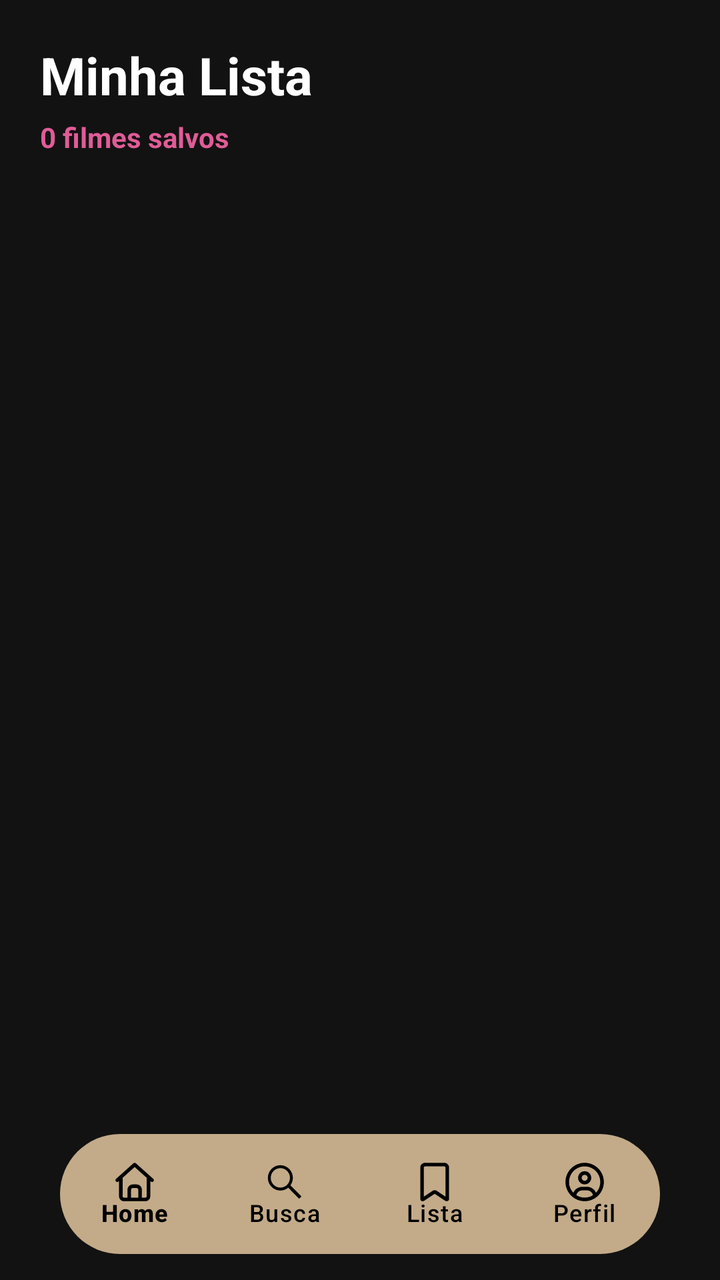
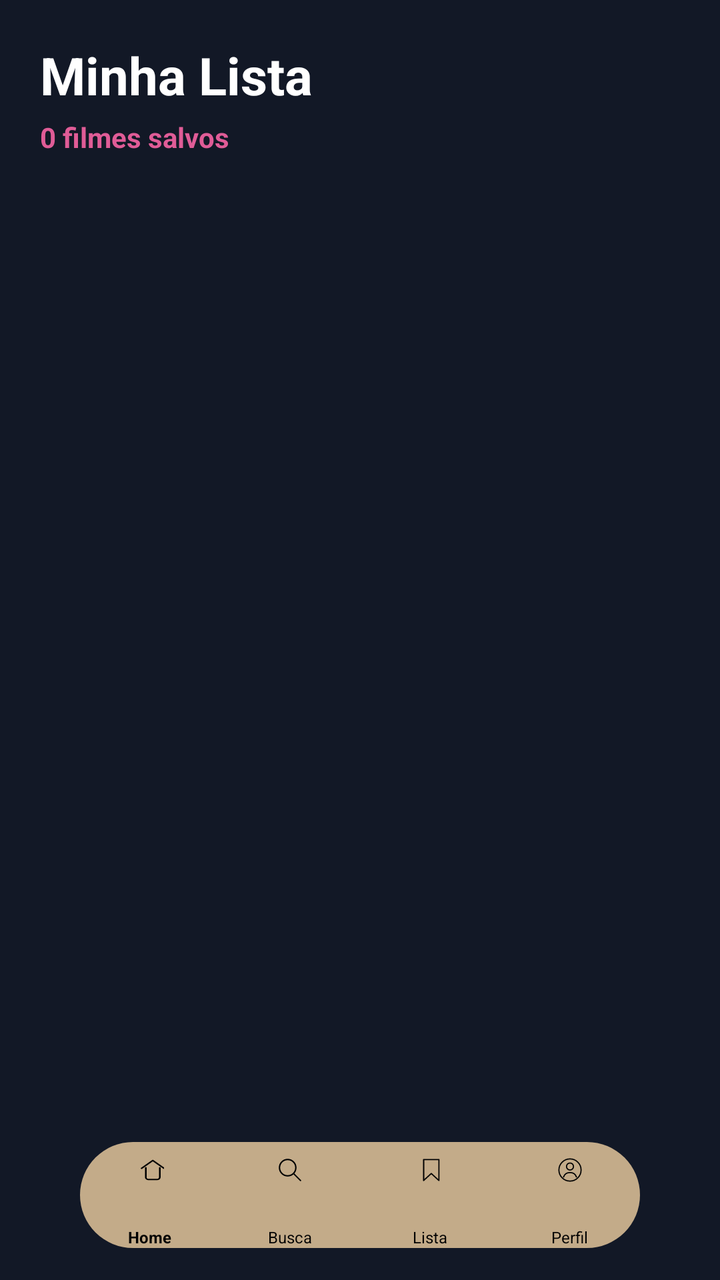

Two renders of the same Android screen: before a commit and after it. Below are the layout's source before the change and the commit's diff.
<!-- AndroidManifest.xml: application theme Theme.RollView -->
<!-- res/layout/activity_favorite.xml -->
<?xml version="1.0" encoding="utf-8"?>
<androidx.constraintlayout.widget.ConstraintLayout
    xmlns:android="http://schemas.android.com/apk/res/android"
    xmlns:app="http://schemas.android.com/apk/res-auto"
    xmlns:tools="http://schemas.android.com/tools"
    android:layout_width="match_parent"
    android:layout_height="match_parent"
    android:background="#121212">

    <LinearLayout
        android:id="@+id/headerContainer"
        android:layout_width="match_parent"
        android:layout_height="wrap_content"
        android:orientation="vertical"
        android:padding="20dp"
        app:layout_constraintTop_toTopOf="parent">

        <TextView
            android:layout_width="wrap_content"
            android:layout_height="wrap_content"
            android:text="Minha Lista"
            android:textColor="#FFFFFF"
            android:textSize="26sp"
            android:textStyle="bold"
            android:layout_marginBottom="4dp" />

        <TextView
            android:id="@+id/txtContagem"
            android:layout_width="wrap_content"
            android:layout_height="wrap_content"
            android:text="0 filmes salvos"
            android:textColor="#E05C97"
            android:textSize="14sp"
            android:textStyle="bold" />

    </LinearLayout>

    <androidx.recyclerview.widget.RecyclerView
        android:id="@+id/recyclerFavorites"
        android:layout_width="0dp"
        android:layout_height="0dp"
        android:paddingHorizontal="16dp"
        android:clipToPadding="false"
        app:layout_constraintTop_toBottomOf="@id/headerContainer"
        app:layout_constraintBottom_toTopOf="@id/bottomNav"
        app:layout_constraintStart_toStartOf="parent"
        app:layout_constraintEnd_toEndOf="parent"
        tools:listitem="@layout/item_favorite" />

    <com.google.android.material.bottomnavigation.BottomNavigationView
        android:id="@+id/bottomNav"
        android:layout_width="300dp"
        android:layout_height="60dp"
        android:layout_marginStart="60dp"
        android:layout_marginEnd="60dp"
        android:layout_marginBottom="13dp"
        android:background="@drawable/navbar_rounded"
        app:itemActiveIndicatorStyle="@null"
        app:itemIconSize="24dp"
        app:itemIconTint="@android:color/black"
        app:itemTextColor="@android:color/black"
        app:labelVisibilityMode="labeled"
        app:menu="@menu/bottom_menu"
        app:layout_constraintBottom_toBottomOf="parent"
        app:layout_constraintStart_toStartOf="parent"
        app:layout_constraintEnd_toEndOf="parent" />

</androidx.constraintlayout.widget.ConstraintLayout>
<!-- res/layout/item_favorite.xml (included above) -->
<?xml version="1.0" encoding="utf-8"?>
<androidx.cardview.widget.CardView xmlns:android="http://schemas.android.com/apk/res/android"
    xmlns:app="http://schemas.android.com/apk/res-auto"
    android:layout_width="match_parent"
    android:layout_height="wrap_content"
    android:layout_marginBottom="12dp"
    app:cardBackgroundColor="#1E1E1E"
    app:cardCornerRadius="12dp"
    app:cardElevation="0dp">

    <LinearLayout
        android:layout_width="match_parent"
        android:layout_height="120dp"
        android:orientation="horizontal"
        android:padding="10dp">

        <androidx.cardview.widget.CardView
            android:layout_width="80dp"
            android:layout_height="match_parent"
            app:cardCornerRadius="8dp">
            <ImageView
                android:id="@+id/imgFavPoster"
                android:layout_width="match_parent"
                android:layout_height="match_parent"
                android:scaleType="centerCrop" />
        </androidx.cardview.widget.CardView>

        <LinearLayout
            android:layout_width="match_parent"
            android:layout_height="match_parent"
            android:layout_marginStart="16dp"
            android:gravity="center_vertical"
            android:orientation="vertical">

            <TextView
                android:id="@+id/txtFavTitle"
                android:layout_width="wrap_content"
                android:layout_height="wrap_content"
                android:textColor="#FFFFFF"
                android:textSize="16sp"
                android:textStyle="bold" />

            <TextView
                android:id="@+id/txtFavInfo"
                android:layout_width="wrap_content"
                android:layout_height="wrap_content"
                android:textColor="#888888"
                android:textSize="13sp"
                android:layout_marginTop="4dp" />

            <RatingBar
                style="?android:attr/ratingBarStyleSmall"
                android:layout_width="wrap_content"
                android:layout_height="wrap_content"
                android:progressTint="#E05C97"
                android:rating="4.5"
                android:layout_marginTop="8dp" />
        </LinearLayout>
    </LinearLayout>
</androidx.cardview.widget.CardView>
<!-- resources referenced by this layout -->
<resources>
  <!-- drawable navbar_rounded (drawable) -->
  <?xml version="1.0" encoding="utf-8"?>
  <shape xmlns:android="http://schemas.android.com/apk/res/android">
  
      
      <solid android:color="#C3AB89" />
  
      
      <corners
          android:topLeftRadius="30dp"
          android:topRightRadius="30dp"
          android:bottomLeftRadius="30dp"
          android:bottomRightRadius="30dp" />
  
  </shape>
  <style name="Theme.RollView" parent="Base.Theme.RollView" />
  <style name="Base.Theme.RollView" parent="Theme.Material3.DayNight.NoActionBar">
          
          
      </style>
</resources>

<!-- the commit's change to res/layout/activity_favorite.xml (unified diff, before → after) -->
@@ -5,7 +5,7 @@
     xmlns:tools="http://schemas.android.com/tools"
     android:layout_width="match_parent"
     android:layout_height="match_parent"
-    android:background="#121212">
+    android:background="#121826">
 
     <LinearLayout
         android:id="@+id/headerContainer"
@@ -49,21 +49,28 @@
 
     <com.google.android.material.bottomnavigation.BottomNavigationView
         android:id="@+id/bottomNav"
-        android:layout_width="300dp"
-        android:layout_height="60dp"
-        android:layout_marginStart="60dp"
-        android:layout_marginEnd="60dp"
-        android:layout_marginBottom="13dp"
+        android:layout_width="280dp"
+        android:layout_height="53dp"
+        android:layout_alignParentBottom="true"
+        android:layout_centerHorizontal="true"
+        android:layout_marginBottom="16dp"
         android:background="@drawable/navbar_rounded"
+        android:paddingTop="0dp"
+        android:paddingBottom="0dp"
         app:itemActiveIndicatorStyle="@null"
-        app:itemIconSize="24dp"
+        app:itemIconSize="14dp"
         app:itemIconTint="@android:color/black"
         app:itemTextColor="@android:color/black"
+        app:itemPaddingTop="7dp"
+        app:itemPaddingBottom="0dp"
         app:labelVisibilityMode="labeled"
         app:menu="@menu/bottom_menu"
         app:layout_constraintBottom_toBottomOf="parent"
         app:layout_constraintStart_toStartOf="parent"
-        app:layout_constraintEnd_toEndOf="parent" />
+        app:layout_constraintEnd_toEndOf="parent"
+        app:itemTextAppearanceActive="@style/BottomNavText"
+        app:itemTextAppearanceInactive="@style/BottomNavText" />
+
 
 </androidx.constraintlayout.widget.ConstraintLayout>
 <!-- res/layout/item_favorite.xml (included above) -->
<!-- resource entries referenced after the edit -->
@@ -15,6 +15,10 @@
           android:bottomRightRadius="30dp" />
   
   </shape>
+  <style name="BottomNavText">
+          <item name="android:textSize">8sp</item>
+          <item name="android:textStyle">normal</item>
+      </style>
   <style name="Theme.RollView" parent="Base.Theme.RollView" />
   <style name="Base.Theme.RollView" parent="Theme.Material3.DayNight.NoActionBar">
           
